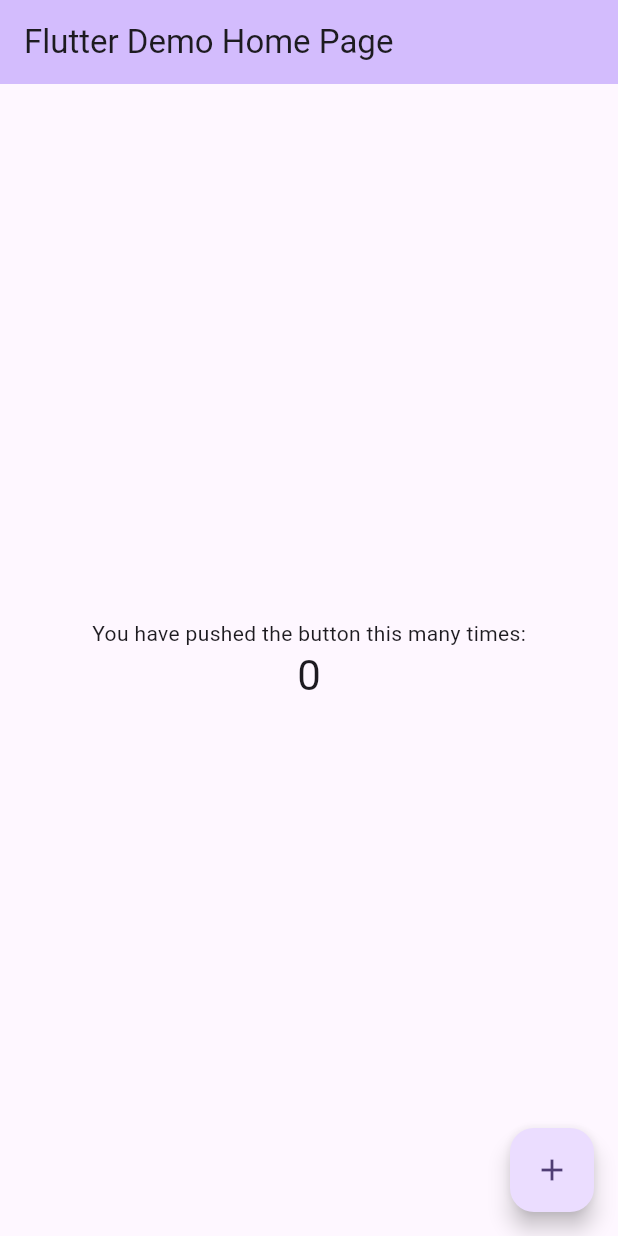
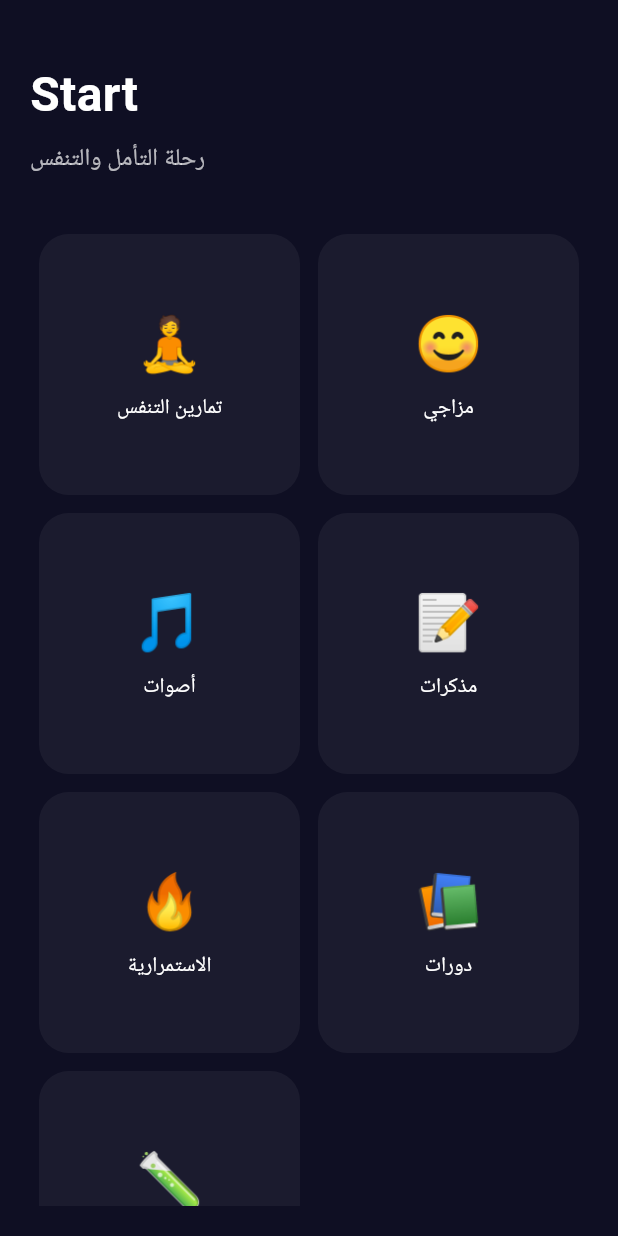
Before and after one commit to mokaber10/start_app, a Flutter app: the screen it shows after launch, on a phone screen of 412 x 824 dp. Run offline on Flutter 3.47's test engine with Material 3 defaults, Android fonts, the phone set to English and light mode, and no system bars; our stand-ins replace flutter_riverpod.

Commit message:
Replace main.dart with Start app code

```diff
--- a/lib/main.dart
+++ b/lib/main.dart
@@ -1,122 +1,25 @@
 import 'package:flutter/material.dart';
-
-void main() {
-  runApp(const MyApp());
+import 'views/mood/mood_tracker_view.dart';
+import 'views/soundscapes/soundscapes_view.dart';
+import 'views/journal/journal_view.dart';
+import 'views/streak/streak_view.dart';
+import 'views/courses/courses_view.dart';
+import 'views/tests/tests_view.dart';
+void main() => runApp(const StartApp());
+class StartApp extends StatelessWidget {
+  const StartApp({super.key});
+  @override Widget build(BuildContext context) => MaterialApp(title: 'Start', debugShowCheckedModeBanner: false, theme: ThemeData.dark().copyWith(scaffoldBackgroundColor:const Color(0xFF0F0F23), colorScheme: ColorScheme.fromSeed(seedColor:const Color(0xFF6C63FF), brightness: Brightness.dark)), home: const HomeScreen());
 }
-
-class MyApp extends StatelessWidget {
-  const MyApp({super.key});
-
-  // This widget is the root of your application.
-  @override
-  Widget build(BuildContext context) {
-    return MaterialApp(
-      title: 'Flutter Demo',
-      theme: ThemeData(
-        // This is the theme of your application.
-        //
-        // TRY THIS: Try running your application with "flutter run". You'll see
-        // the application has a purple toolbar. Then, without quitting the app,
-        // try changing the seedColor in the colorScheme below to Colors.green
-        // and then invoke "hot reload" (save your changes or press the "hot
-        // reload" button in a Flutter-supported IDE, or press "r" if you used
-        // the command line to start the app).
-        //
-        // Notice that the counter didn't reset back to zero; the application
-        // state is not lost during the reload. To reset the state, use hot
-        // restart instead.
-        //
-        // This works for code too, not just values: Most code changes can be
-        // tested with just a hot reload.
-        colorScheme: .fromSeed(seedColor: Colors.deepPurple),
-      ),
-      home: const MyHomePage(title: 'Flutter Demo Home Page'),
-    );
+class HomeScreen extends StatelessWidget {
+  const HomeScreen({super.key});
+  @override Widget build(BuildContext context) {
+    final im=['🧘','😊','🎵','📝','🔥','📚','🧪'];
+    final il=['تمارين التنفس','مزاجي','أصوات','مذكرات','الاستمرارية','دورات','اختبارات'];
+    final p=[null,const MoodTrackerScreen(),const SoundscapesScreen(),const JournalScreen(),const StreakScreen(),const CoursesScreen(),const TestsScreen()];
+    return Scaffold(body: SafeArea(child: Padding(padding:const EdgeInsets.all(20), child: Column(crossAxisAlignment: CrossAxisAlignment.start, children: [
+      const SizedBox(height:20), const Text('Start',style:TextStyle(fontSize:32,fontWeight:FontWeight.bold,color:Colors.white)),
+      const SizedBox(height:8), Text('رحلة التأمل والتنفس',style:TextStyle(fontSize:16,color:Colors.white70)),
+      const SizedBox(height:32),
+      Expanded(child: GridView.count(crossAxisCount:2, childAspectRatio:1, children: List.generate(7,(i)=>GestureDetector(onTap:()=>i>0?Navigator.push(context,MaterialPageRoute(builder:(_)=>p[i]!)):null, child: Container(margin:const EdgeInsets.all(6), decoration:BoxDecoration(color:Colors.white.withOpacity(0.05), borderRadius:BorderRadius.circular(20)), child: Column(mainAxisAlignment: MainAxisAlignment.center, children: [ Text(im[i],style:const TextStyle(fontSize:36)), const SizedBox(height:8), Text(il[i],style:const TextStyle(color:Colors.white,fontSize:14)) ])))))) ]))));
   }
 }
-
-class MyHomePage extends StatefulWidget {
-  const MyHomePage({super.key, required this.title});
-
-  // This widget is the home page of your application. It is stateful, meaning
-  // that it has a State object (defined below) that contains fields that affect
-  // how it looks.
-
-  // This class is the configuration for the state. It holds the values (in this
-  // case the title) provided by the parent (in this case the App widget) and
-  // used by the build method of the State. Fields in a Widget subclass are
-  // always marked "final".
-
-  final String title;
-
-  @override
-  State<MyHomePage> createState() => _MyHomePageState();
-}
-
-class _MyHomePageState extends State<MyHomePage> {
-  int _counter = 0;
-
-  void _incrementCounter() {
-    setState(() {
-      // This call to setState tells the Flutter framework that something has
-      // changed in this State, which causes it to rerun the build method below
-      // so that the display can reflect the updated values. If we changed
-      // _counter without calling setState(), then the build method would not be
-      // called again, and so nothing would appear to happen.
-      _counter++;
-    });
-  }
-
-  @override
-  Widget build(BuildContext context) {
-    // This method is rerun every time setState is called, for instance as done
-    // by the _incrementCounter method above.
-    //
-    // The Flutter framework has been optimized to make rerunning build methods
-    // fast, so that you can just rebuild anything that needs updating rather
-    // than having to individually change instances of widgets.
-    return Scaffold(
-      appBar: AppBar(
-        // TRY THIS: Try changing the color here to a specific color (to
-        // Colors.amber, perhaps?) and trigger a hot reload to see the AppBar
-        // change color while the other colors stay the same.
-        backgroundColor: Theme.of(context).colorScheme.inversePrimary,
-        // Here we take the value from the MyHomePage object that was created by
-        // the App.build method, and use it to set our appbar title.
-        title: Text(widget.title),
-      ),
-      body: Center(
-        // Center is a layout widget. It takes a single child and positions it
-        // in the middle of the parent.
-        child: Column(
-          // Column is also a layout widget. It takes a list of children and
-          // arranges them vertically. By default, it sizes itself to fit its
-          // children horizontally, and tries to be as tall as its parent.
-          //
-          // Column has various properties to control how it sizes itself and
-          // how it positions its children. Here we use mainAxisAlignment to
-          // center the children vertically; the main axis here is the vertical
-          // axis because Columns are vertical (the cross axis would be
-          // horizontal).
-          //
-          // TRY THIS: Invoke "debug painting" (choose the "Toggle Debug Paint"
-          // action in the IDE, or press "p" in the console), to see the
-          // wireframe for each widget.
-          mainAxisAlignment: .center,
-          children: [
-            const Text('You have pushed the button this many times:'),
-            Text(
-              '$_counter',
-              style: Theme.of(context).textTheme.headlineMedium,
-            ),
-          ],
-        ),
-      ),
-      floatingActionButton: FloatingActionButton(
-        onPressed: _incrementCounter,
-        tooltip: 'Increment',
-        child: const Icon(Icons.add),
-      ),
-    );
-  }
-}
```
